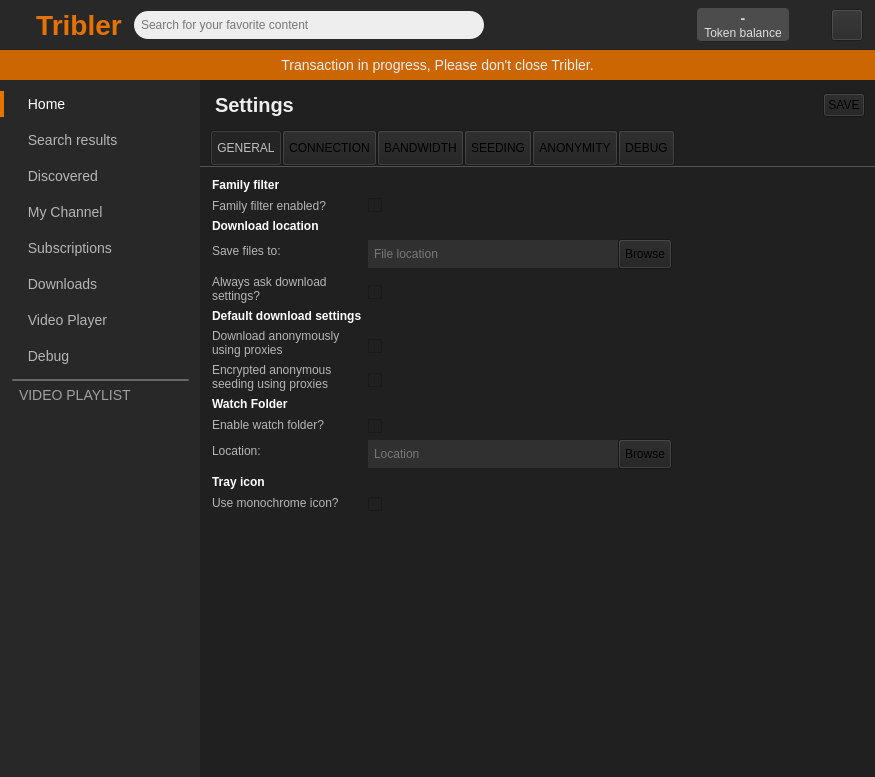
First picture: the form in TriblerGUI/qt_resources/mainwindow.ui, repository Tribler/tribler, before the edit.
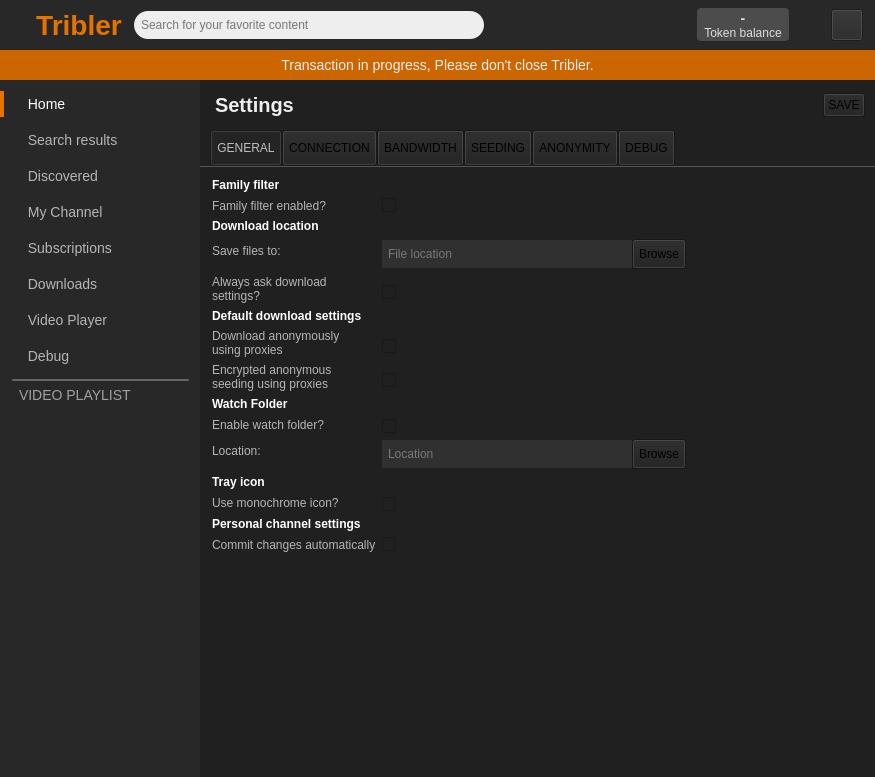
Second picture: the form after the edit. The open tabs and pages were chosen to show the change. Icons and pictures are not drawn. Custom widgets are drawn as their Qt base class.

Commit message: add autocommit setting

Patch:
```diff
--- a/TriblerGUI/qt_resources/mainwindow.ui
+++ b/TriblerGUI/qt_resources/mainwindow.ui
@@ -4419,7 +4419,7 @@
                <x>0</x>
                <y>0</y>
                <width>661</width>
-               <height>686</height>
+               <height>646</height>
               </rect>
              </property>
              <layout class="QVBoxLayout" name="verticalLayout_22">
@@ -4513,6 +4513,31 @@
                     </property>
                    </widget>
                   </item>
+                  <item row="13" column="0">
+                   <widget class="QLabel" name="label_42">
+                    <property name="styleSheet">
+                     <string notr="true">font-weight: bold;
+color: white;</string>
+                    </property>
+                    <property name="text">
+                     <string>Personal channel settings</string>
+                    </property>
+                   </widget>
+                  </item>
+                  <item row="14" column="0">
+                   <widget class="QLabel" name="label_43">
+                    <property name="text">
+                     <string>Commit changes automatically</string>
+                    </property>
+                   </widget>
+                  </item>
+                  <item row="14" column="1">
+                   <widget class="QCheckBox" name="channel_autocommit_checkbox">
+                    <property name="text">
+                     <string/>
+                    </property>
+                   </widget>
+                  </item>
                   <item row="2" column="0">
                    <widget class="QLabel" name="label_4">
                     <property name="styleSheet">
```
Left out of the diff: 6 changed lines with no effect on the pictures. The commit also changes 3 other files.
